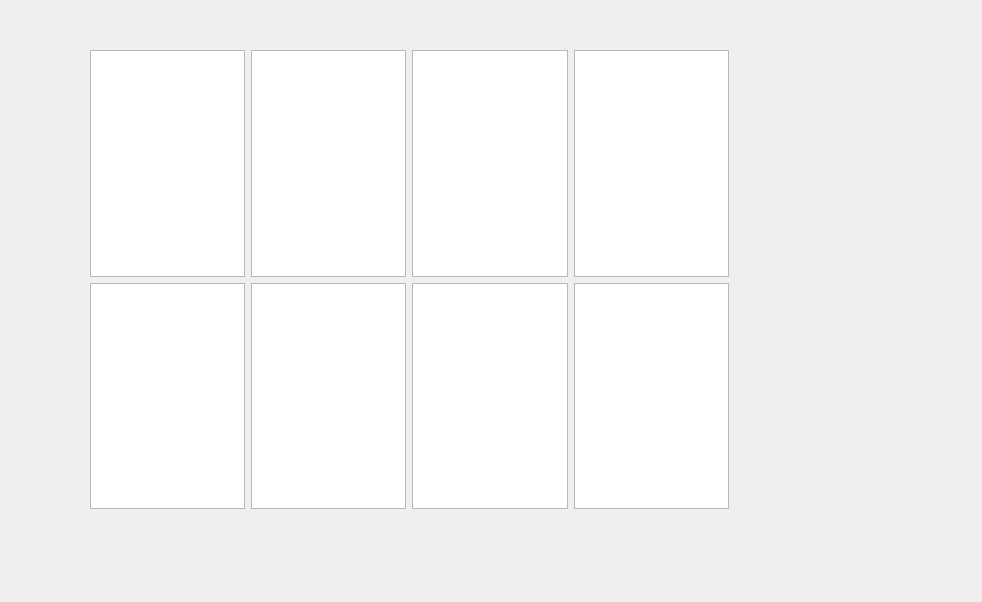
Before: the Qt Designer form mainwindow.ui in fahrstuhl/diae_prototype_client, drawn with Qt 5.
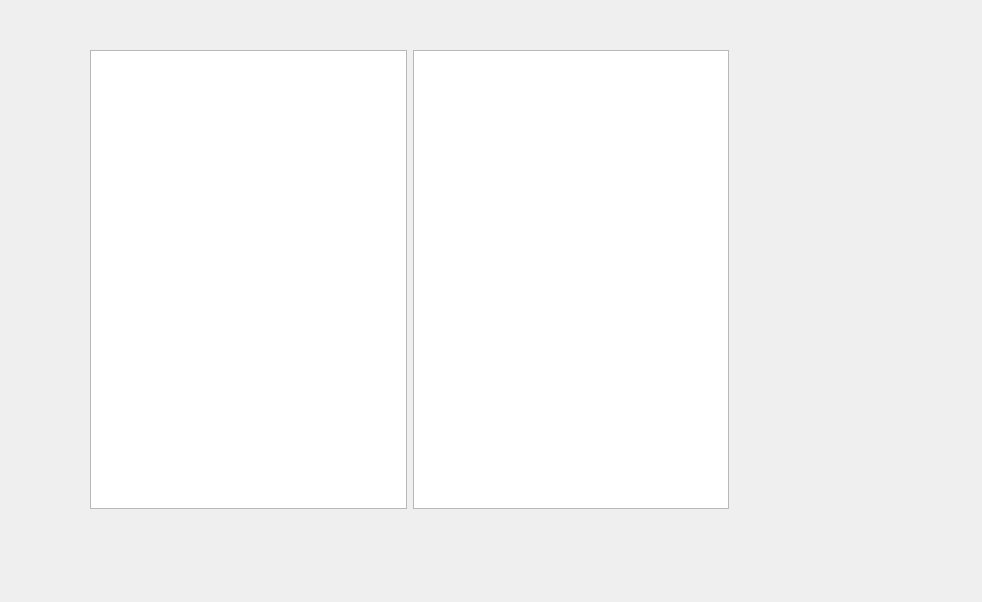
After: the same form once the commit is applied. Custom widgets are drawn as their Qt base class.

Patch:
```diff
--- a/mainwindow.ui
+++ b/mainwindow.ui
@@ -24,35 +24,24 @@
      </rect>
     </property>
     <layout class="QGridLayout" name="gridLayout">
-     <item row="0" column="3">
-      <widget class="QPlainTextEdit" name="plainTextEdit_4"/>
-     </item>
-     <item row="0" column="2">
-      <widget class="QPlainTextEdit" name="plainTextEdit_3"/>
-     </item>
-     <item row="0" column="0">
-      <widget class="QPlainTextEdit" name="plainTextEdit"/>
-     </item>
      <item row="0" column="1">
       <widget class="QPlainTextEdit" name="plainTextEdit_2"/>
      </item>
-     <item row="1" column="0">
-      <widget class="QPlainTextEdit" name="plainTextEdit_5"/>
-     </item>
-     <item row="1" column="1">
-      <widget class="QPlainTextEdit" name="plainTextEdit_6"/>
-     </item>
-     <item row="1" column="2">
-      <widget class="QPlainTextEdit" name="plainTextEdit_7"/>
-     </item>
-     <item row="1" column="3">
-      <widget class="QPlainTextEdit" name="plainTextEdit_8"/>
+     <item row="0" column="0">
+      <widget class="NetworkLockingPlainTextEdit" name="plainTextEdit"/>
      </item>
     </layout>
    </widget>
   </widget>
  </widget>
  <layoutdefault spacing="6" margin="11"/>
+ <customwidgets>
+  <customwidget>
+   <class>NetworkLockingPlainTextEdit</class>
+   <extends>QPlainTextEdit</extends>
+   <header>networklockingplaintextedit.h</header>
+  </customwidget>
+ </customwidgets>
  <resources/>
  <connections/>
 </ui>
```
Left out of the diff: 2 changed lines with no effect on the pictures.
